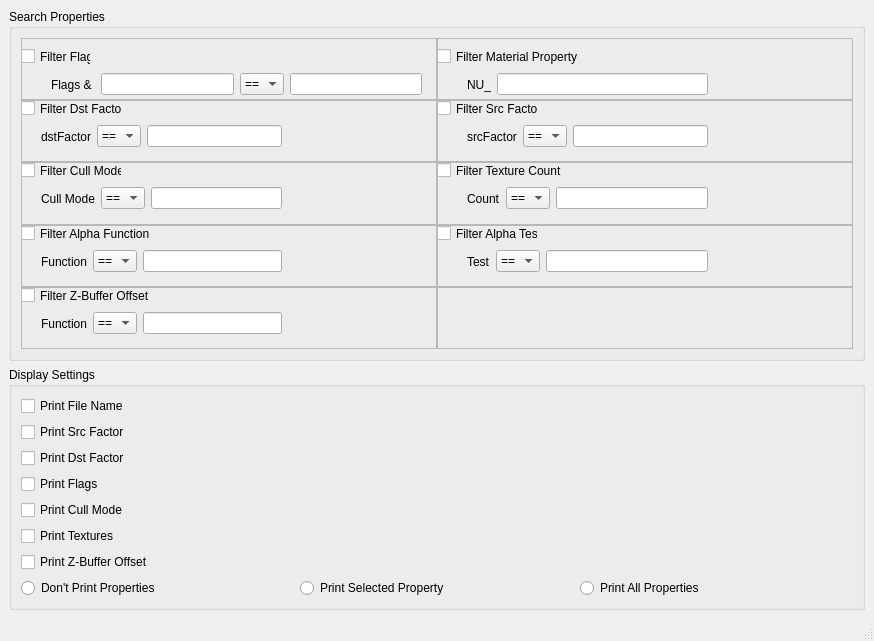
Old version of the form gui/settingswindow.ui in the repository ScanMountGoat/Smash-Material-XML.
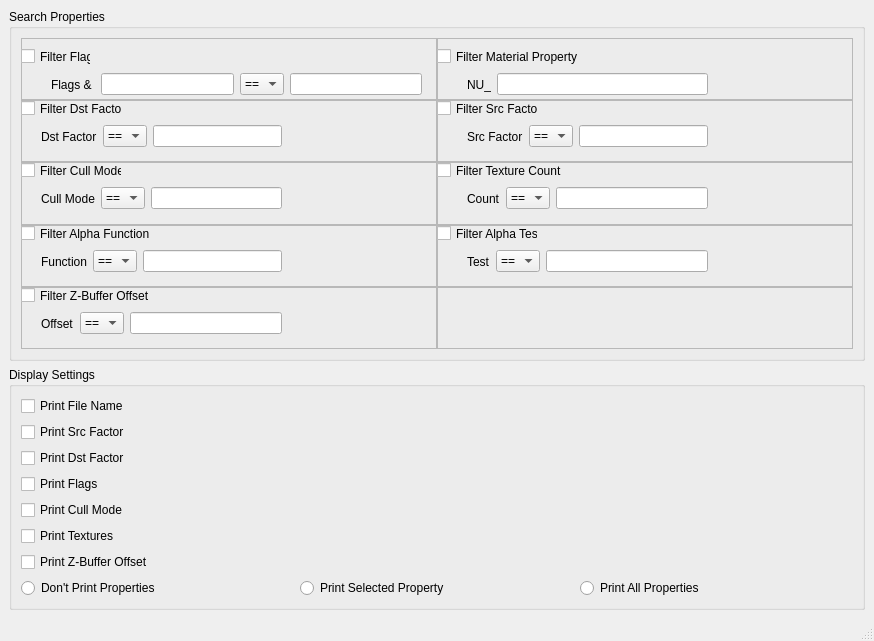
New version of the form.

Commit message: fix typo in settings menu

Patch:
```diff
--- a/gui/settingswindow.ui
+++ b/gui/settingswindow.ui
@@ -239,7 +239,7 @@
               <item>
                <widget class="QLabel" name="dstLabel">
                 <property name="text">
-                 <string>dstFactor</string>
+                 <string>Dst Factor</string>
                 </property>
                </widget>
               </item>
@@ -310,7 +310,7 @@
               <item>
                <widget class="QLabel" name="srcLabel">
                 <property name="text">
-                 <string>srcFactor</string>
+                 <string>Src Factor</string>
                 </property>
                </widget>
               </item>
@@ -755,7 +755,7 @@
               <item>
                <widget class="QLabel" name="zBuffLabel">
                 <property name="text">
-                 <string>Function</string>
+                 <string>Offset</string>
                 </property>
                </widget>
               </item>
```
